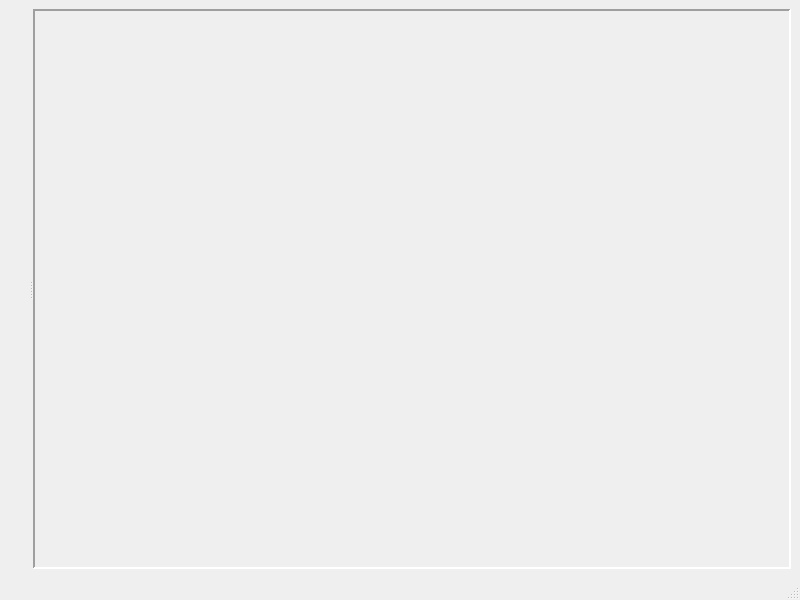
Above: ilastik-shell/ilastikshell/ui/ilastikShell.ui from ilastik/ilastik before the change. Below: the same form after it.
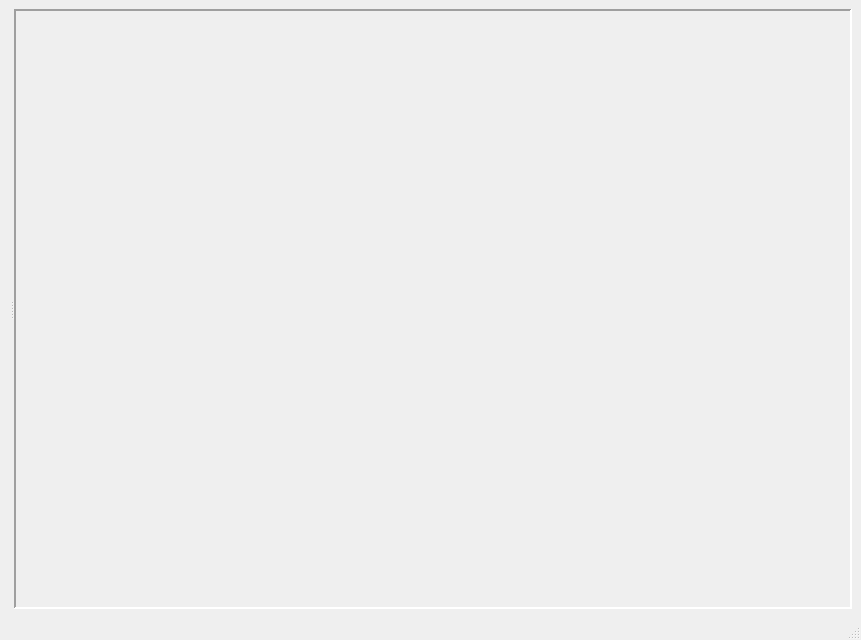
That is the form after the change.

Commit message: - Shell now displays separate menu items depending on the currently selected applet. - Moved some pixel classification controls into the "applet bar" section of the ui. - Added a dummy applet to the "oldIlastikInNewShoes" to show what a workflow with multiple applets looks like.

Diff of the .ui file:
```diff
--- a/ilastik-shell/ilastikshell/ui/ilastikShell.ui
+++ b/ilastik-shell/ilastikshell/ui/ilastikShell.ui
@@ -6,8 +6,8 @@
    <rect>
     <x>0</x>
     <y>0</y>
-    <width>800</width>
-    <height>600</height>
+    <width>861</width>
+    <height>640</height>
    </rect>
   </property>
   <property name="windowTitle">
@@ -17,6 +17,12 @@
    <layout class="QVBoxLayout" name="verticalLayout_2">
     <item>
      <widget class="QSplitter" name="splitter">
+      <property name="sizePolicy">
+       <sizepolicy hsizetype="MinimumExpanding" vsizetype="Preferred">
+        <horstretch>0</horstretch>
+        <verstretch>0</verstretch>
+       </sizepolicy>
+      </property>
       <property name="orientation">
        <enum>Qt::Horizontal</enum>
       </property>
@@ -34,11 +40,8 @@
           <property name="orientation">
            <enum>Qt::Vertical</enum>
           </property>
-          <property name="sizeHint" stdset="0">
-           <size>
-            <width>20</width>
-            <height>40</height>
-           </size>
+          <property name="sizeType">
+           <enum>QSizePolicy::Expanding</enum>
           </property>
          </spacer>
         </item>
```
The commit also changes 5 other files.
